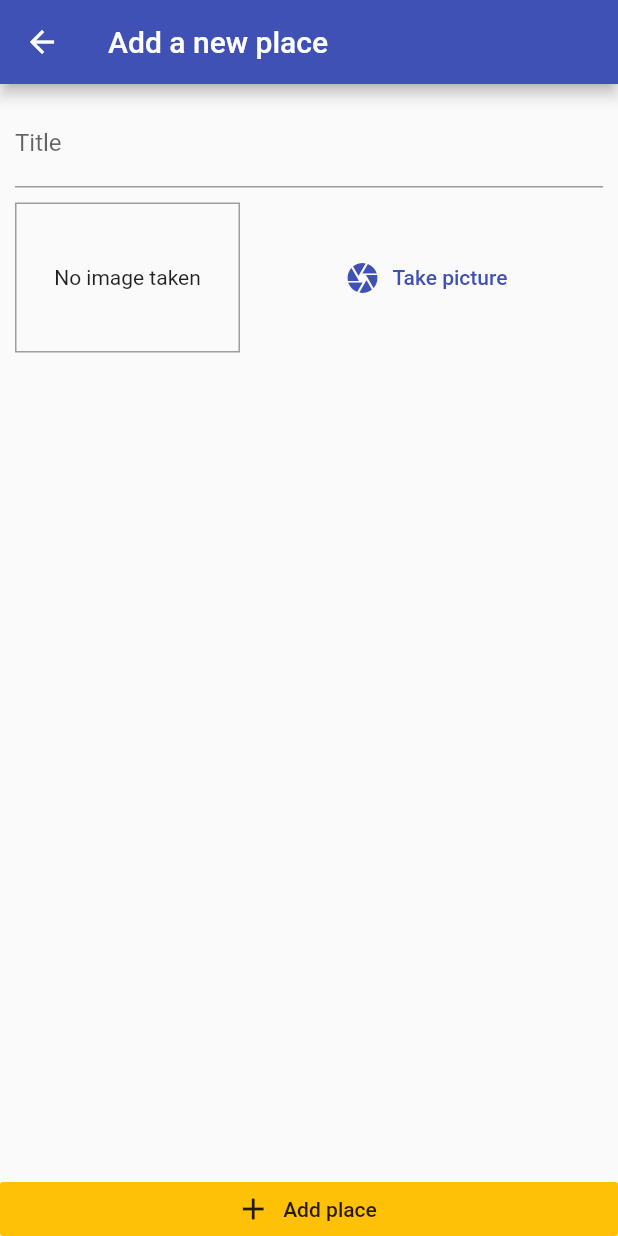
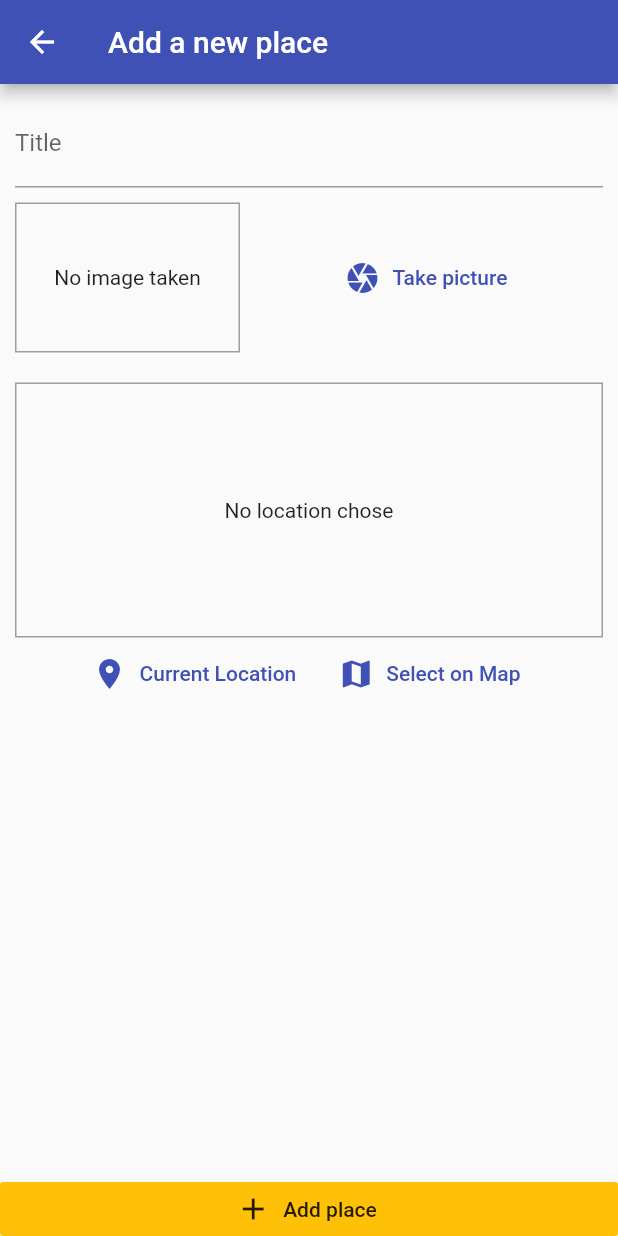
Before and after one commit to santiracca/flutter_great_places, a Flutter app: the screen it shows after launch, after a tap on the "add" icon, on a phone screen of 412 x 824 dp. Run offline on Flutter 3.47's test engine with Material 2 defaults, Android fonts, the phone set to English and light mode, and no system bars; our stand-ins replace image_picker, location, sqflite; accounts and stored records are empty.

Commit message:
Add Image and Location Picker

```diff
--- /dev/null
+++ b/lib/helpers/db_helper.dart
@@ -0,0 +1,31 @@
+import 'package:sqflite/sqflite.dart' as sql;
+import 'package:path/path.dart' as path;
+import 'package:sqflite/sqlite_api.dart';
+
+class DBHelper {
+  static Future<Database> database() async {
+    final dbPath = await sql.getDatabasesPath();
+    return sql.openDatabase(
+      path.join(dbPath, 'places.db'),
+      onCreate: (db, version) {
+        return db.execute(
+            'CREATE TABLE user_places(id TEXT PRIMARY KEY, title TEXT, image TEXT');
+      },
+      version: 1,
+    );
+  }
+
+  static Future<void> insert(String table, Map<String, Object> data) async {
+    final db = await DBHelper.database();
+    db.insert(
+      table,
+      data,
+      conflictAlgorithm: sql.ConflictAlgorithm.replace,
+    );
+  }
+
+  static Future<List<Map<String, dynamic>>> getData(String table) async {
+    final db = await DBHelper.database();
+    return db.query(table);
+  }
+}
--- /dev/null
+++ b/lib/helpers/location_helper.dart
@@ -0,0 +1,8 @@
+const GOOGLE_API_KEY = 'AIzaSyCjKmjqlHCszDKmobQ2yLYiH4YRRpgLzNo';
+
+class LocationHelper {
+  static String generateLocationPreviewImage(
+      {double latitude, double longitude}) {
+    return 'https://maps.googleapis.com/maps/api/staticmap?center=&$latitude,$longitude&zoom=13&size=600x300&maptype=roadmap&markers=color:red%7Clabel:S%7C$latitude,$longitude&key=$GOOGLE_API_KEY';
+  }
+}
--- a/lib/providers/great_places.dart
+++ b/lib/providers/great_places.dart
@@ -1,5 +1,6 @@
 import 'package:flutter/foundation.dart';
 import '../models/place.dart';
+import '../helpers/db_helper.dart';
 import 'dart:io';
 
 class GreatPlaces with ChangeNotifier {
@@ -18,5 +19,24 @@ class GreatPlaces with ChangeNotifier {
     );
     _items.add(newPlace);
     notifyListeners();
+    DBHelper.insert('places', {
+      'id': newPlace.id,
+      'title': newPlace.title,
+      'image': newPlace.image.path
+    });
+  }
+
+  Future<void> fetchAndSetPlaces() async {
+    final dataList = await DBHelper.getData('places');
+    _items = dataList
+        .map(
+          (item) => Place(
+              id: item['id'],
+              title: item['title'],
+              image: File(item['image']),
+              location: null),
+        )
+        .toList();
+    notifyListeners();
   }
 }
--- a/lib/screens/add_place_screen.dart
+++ b/lib/screens/add_place_screen.dart
@@ -1,4 +1,5 @@
 import 'package:flutter/material.dart';
+import '../widgets/location_input.dart';
 import '../widgets/image_input.dart';
 import 'dart:io';
 import 'package:provider/provider.dart';
@@ -52,6 +53,10 @@ class _AddPlaceScreenState extends State<AddPlaceScreen> {
                       height: 10,
                     ),
                     ImageInput(_selectImage),
+                    SizedBox(
+                      height: 20,
+                    ),
+                    LocationInput()
                   ],
                 ),
               ),
--- a/lib/screens/places_list_screen.dart
+++ b/lib/screens/places_list_screen.dart
@@ -19,7 +19,15 @@ class PlacesListScreen extends StatelessWidget {
           ),
         ],
       ),
-      body: Consumer<GreatPlaces>(
+      body: FutureBuilder(
+        future: Provider.of<GreatPlaces>(context, listen: false)
+            .fetchAndSetPlaces(),
+        builder: (ctx, snapshot) => snapshot.connectionState ==
+                ConnectionState.waiting
+            ? Center(
+                child: CircularProgressIndicator(),
+              )
+            : Consumer<GreatPlaces>(
                 child: Center(
                   child: const Text('Got no places yet, start adding some'),
                 ),
@@ -29,7 +37,8 @@ class PlacesListScreen extends StatelessWidget {
                         itemCount: greatPlaces.items.length,
                         itemBuilder: (ctx, i) => ListTile(
                           leading: CircleAvatar(
-                    backgroundImage: FileImage(greatPlaces.items[i].image),
+                            backgroundImage:
+                                FileImage(greatPlaces.items[i].image),
                           ),
                           title: Text(greatPlaces.items[i].title),
                           onTap: () {
@@ -38,6 +47,7 @@ class PlacesListScreen extends StatelessWidget {
                         ),
                       ),
               ),
+      ),
     );
   }
 }
--- /dev/null
+++ b/lib/widgets/location_input.dart
@@ -0,0 +1,63 @@
+import 'package:flutter/material.dart';
+import 'package:location/location.dart';
+import '../helpers/location_helper.dart';
+
+class LocationInput extends StatefulWidget {
+  @override
+  _LocationInputState createState() => _LocationInputState();
+}
+
+class _LocationInputState extends State<LocationInput> {
+  String _previewImageUrl;
+
+  Future<void> _getCurrentUserLocation() async {
+    final locData = await Location().getLocation();
+    final staticMapImageUrl = LocationHelper.generateLocationPreviewImage(
+        latitude: locData.latitude, longitude: locData.longitude);
+    setState(() {
+      _previewImageUrl = staticMapImageUrl;
+    });
+  }
+
+  @override
+  Widget build(BuildContext context) {
+    return Column(
+      children: [
+        Container(
+          height: 170,
+          width: double.infinity,
+          alignment: Alignment.center,
+          decoration:
+              BoxDecoration(border: Border.all(width: 1, color: Colors.grey)),
+          child: _previewImageUrl == null
+              ? Text(
+                  'No location chose',
+                  textAlign: TextAlign.center,
+                )
+              : Image.network(
+                  _previewImageUrl,
+                  fit: BoxFit.cover,
+                  width: double.infinity,
+                ),
+        ),
+        Row(
+          mainAxisAlignment: MainAxisAlignment.center,
+          children: [
+            FlatButton.icon(
+              onPressed: _getCurrentUserLocation,
+              icon: Icon(Icons.location_on),
+              label: Text('Current Location'),
+              textColor: Theme.of(context).primaryColor,
+            ),
+            FlatButton.icon(
+              onPressed: () {},
+              icon: Icon(Icons.map),
+              label: Text('Select on Map'),
+              textColor: Theme.of(context).primaryColor,
+            ),
+          ],
+        )
+      ],
+    );
+  }
+}
--- a/pubspec.yaml
+++ b/pubspec.yaml
@@ -27,6 +27,8 @@ dependencies:
   image_picker: ^0.6.5+2
   path_provider: ^1.6.7
   path: ^1.7.0
+  sqflite: ^1.3.0
+  location: ^3.0.2
 
   # The following adds the Cupertino Icons font to your application.
   # Use with the CupertinoIcons class for iOS style icons.
```
Also changed, not shown: pubspec.lock, 1 other file. Lines whose indentation alone changed are shown as unchanged.
